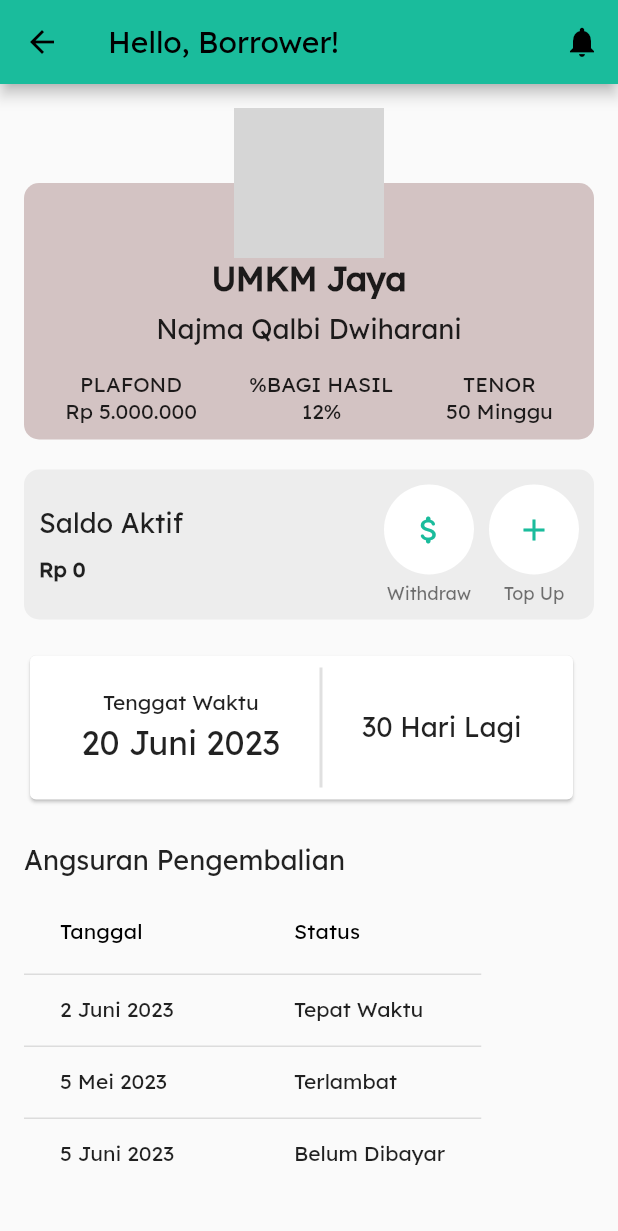
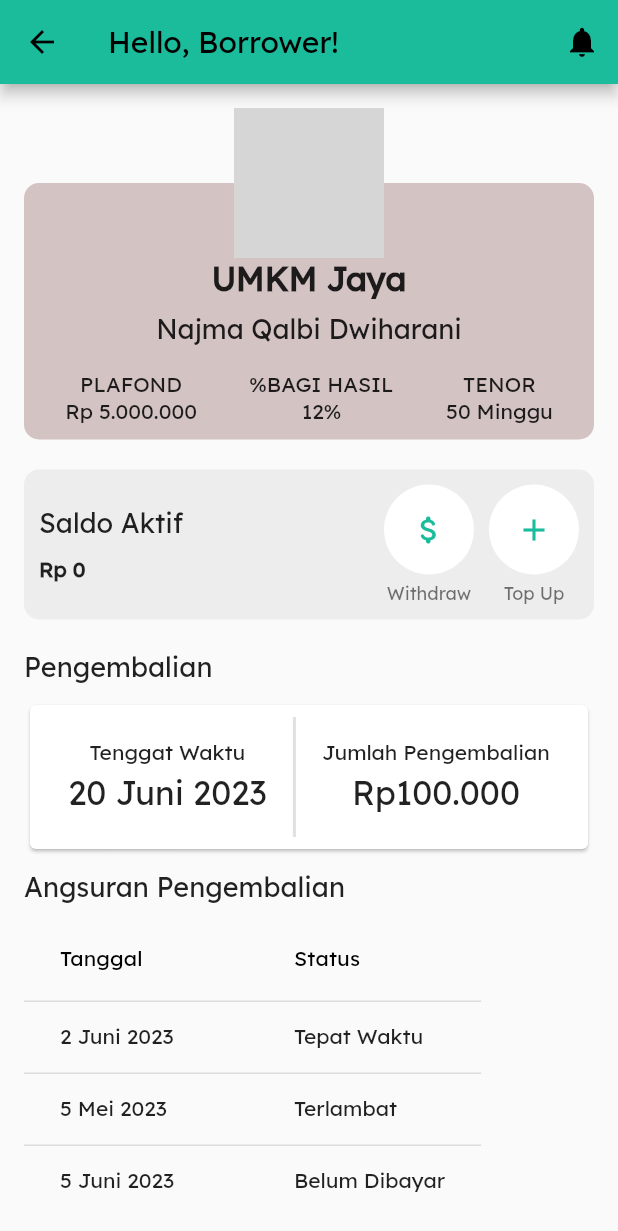
Before and after one commit to najmharani/P2P-Lending-UMKM-Kelompok-4-Pemrograman-Visual, a Flutter app: the HomeBorrower screen opened directly, on a phone screen of 412 x 824 dp. Shown: the top 1231 px of the screen. Run offline on Flutter 3.47's test engine with Material 2 defaults, Android fonts, the phone set to English and light mode, and no system bars; our stand-ins replace flutter_bloc; grey boxes are pictures that could not be loaded.

Commit message:
update home borrower

```diff
--- a/lib/borrower/pages/home_borrower.dart
+++ b/lib/borrower/pages/home_borrower.dart
@@ -172,6 +172,11 @@ class HomeBorrower extends StatelessWidget {
                   ],
                 ),
               ),
+              Text(
+                'Pengembalian ',
+                style: TextStyle(fontSize: 18),
+              ),
+              SizedBox(height: 10),
               Row(
                 children: [
                   Expanded(
@@ -207,15 +212,29 @@ class HomeBorrower extends StatelessWidget {
                               thickness: 2,
                             ),
                           ),
-                          Text(
-                            '30 Hari Lagi',
-                            style: TextStyle(fontSize: 18),
+                          Column(
+                            crossAxisAlignment: CrossAxisAlignment.center,
+                            children: [
+                              Text(
+                                'Jumlah Pengembalian',
+                                style: TextStyle(
+                                  fontSize: 14,
+                                ),
+                              ),
+                              SizedBox(width: 10.0),
+                              Text(
+                                'Rp100.000',
+                                style: TextStyle(
+                                  fontSize: 22,
+                                  height: 1.5,
+                                ),
+                              ),
+                            ],
                           ),
                         ],
                       ),
                     ),
                   )),
-                  SizedBox(width: 10.0),
                   // Expanded(
                   //   child: Card(
                   //     child: Padding(
@@ -231,7 +250,7 @@ class HomeBorrower extends StatelessWidget {
                   // ),
                 ],
               ),
-              SizedBox(height: 25),
+              SizedBox(height: 10),
               Text(
                 'Angsuran Pengembalian',
                 style: TextStyle(fontSize: 18),
```
